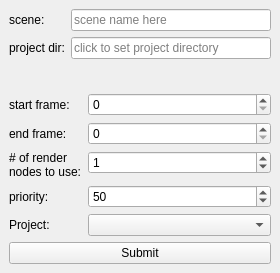
Old version of the form Ui_submitter.ui in the repository CogswellProjectHydra/githubHydraRepo.
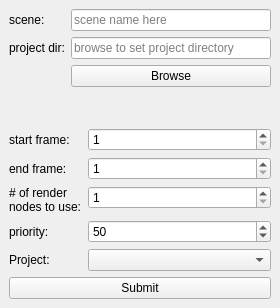
New version of the form.

Commit message: Enhanced project setting in Submitter

Patch:
```diff
--- a/Ui_submitter.ui
+++ b/Ui_submitter.ui
@@ -7,7 +7,7 @@
     <x>0</x>
     <y>0</y>
     <width>280</width>
-    <height>273</height>
+    <height>308</height>
    </rect>
   </property>
   <property name="windowTitle">
@@ -56,7 +56,17 @@
          <bool>true</bool>
         </property>
         <property name="placeholderText">
-         <string>click to set project directory</string>
+         <string>browse to set project directory</string>
+        </property>
+       </widget>
+      </item>
+      <item row="2" column="0">
+       <layout class="QGridLayout" name="gridLayout"/>
+      </item>
+      <item row="2" column="1">
+       <widget class="QPushButton" name="browseButton">
+        <property name="text">
+         <string>Browse</string>
         </property>
        </widget>
       </item>
@@ -79,6 +89,12 @@
       </item>
       <item row="0" column="1">
        <widget class="QSpinBox" name="startSpinBox">
+        <property name="accelerated">
+         <bool>true</bool>
+        </property>
+        <property name="minimum">
+         <number>1</number>
+        </property>
         <property name="maximum">
          <number>99999</number>
         </property>
@@ -96,6 +112,12 @@
       </item>
       <item row="1" column="1">
        <widget class="QSpinBox" name="endSpinBox">
+        <property name="accelerated">
+         <bool>true</bool>
+        </property>
+        <property name="minimum">
+         <number>1</number>
+        </property>
         <property name="maximum">
          <number>99999</number>
         </property>
@@ -113,6 +135,9 @@
       </item>
       <item row="2" column="1">
        <widget class="QSpinBox" name="numJobsSpinBox">
+        <property name="minimum">
+         <number>1</number>
+        </property>
         <property name="maximum">
          <number>999</number>
         </property>
@@ -133,6 +158,9 @@
       </item>
       <item row="3" column="1">
        <widget class="QSpinBox" name="prioritySpinBox">
+        <property name="maximum">
+         <number>99999</number>
+        </property>
         <property name="value">
          <number>50</number>
         </property>
```
Left out of the diff: 3 changed lines with no effect on the pictures. The commit also changes 2 other files.
